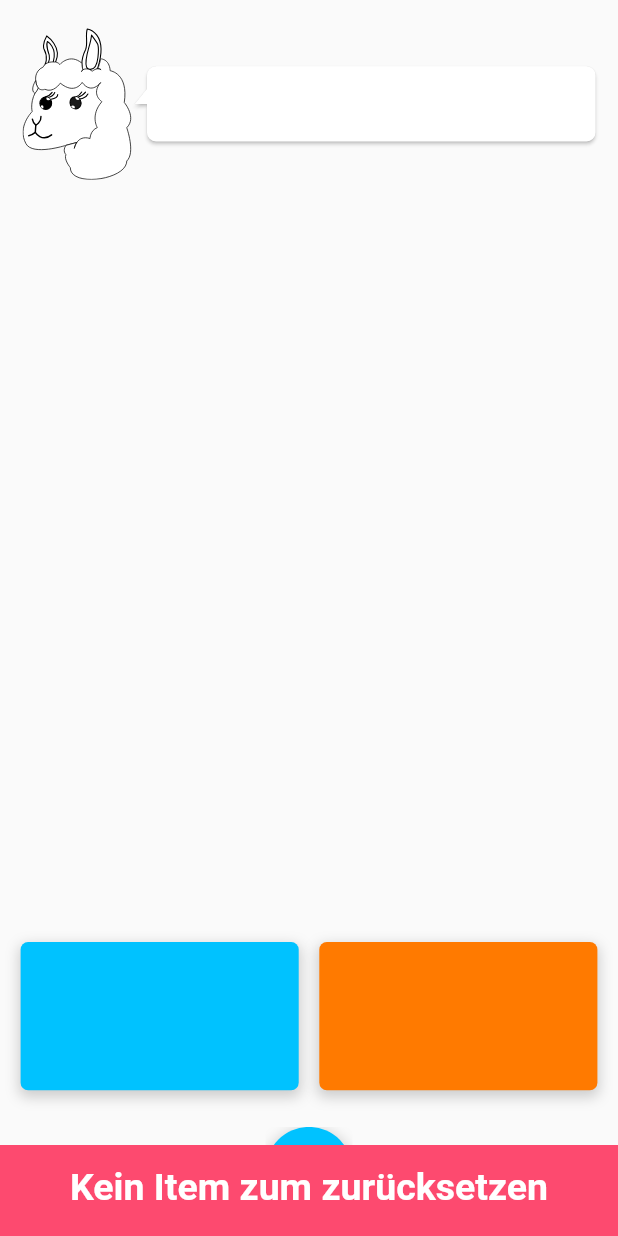
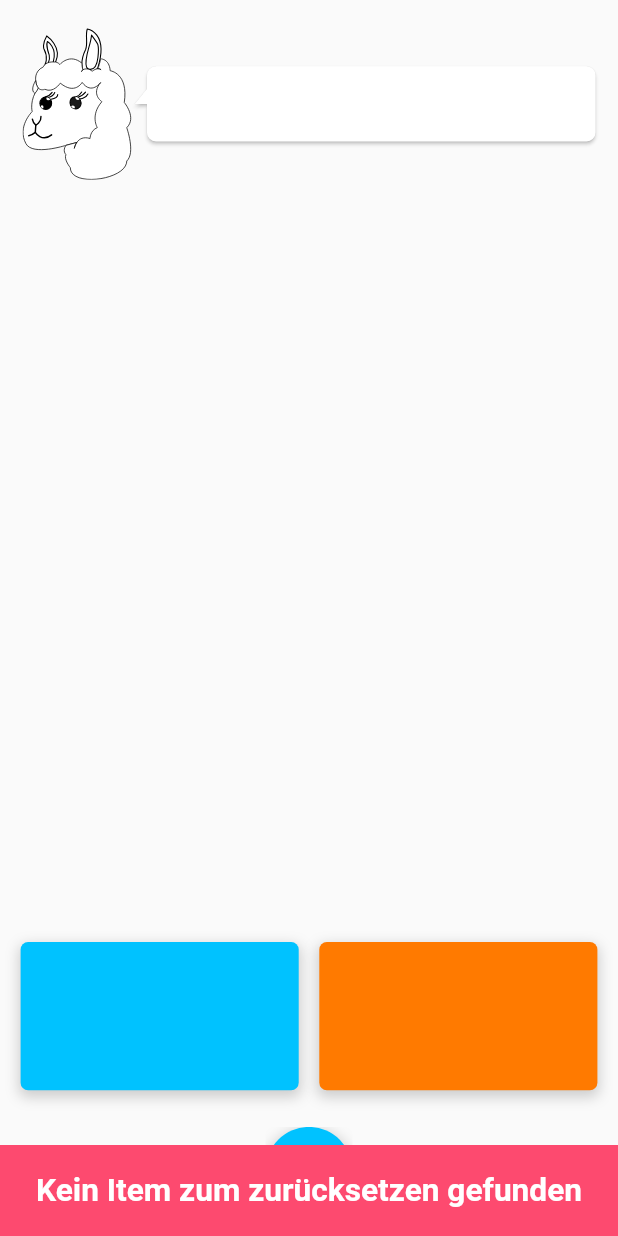
Before and after one commit to thm-mni-ii/lama, a Flutter app: the MatchCategoryTaskScreen widget shown alone on an empty page, opened directly with empty values, after a tap on the "refresh" icon, on a phone screen of 412 x 824 dp. Run offline on Flutter 3.47's test engine with Material 2 defaults, Android fonts, the phone set to English and light mode, and no system bars; drawn by our look-alikes of bubble; our stand-ins replace audioplayers, bloc, equatable, flutter_bloc, flutter_markdown, flutter_svg and 2 more; missing offline and left inert: flame; accounts and stored records are empty; Roboto replaces fonts that are missing (Ubuntu); statements that could not run were skipped; project files that could hold a hidden picture were left out.

Commit message:
Fixed the Snackbar Overflow Bug
wrapped the text child into a FittedBox so the text can change
dynamically to the screen size

```diff
--- a/lama_app/lib/app/screens/task_type_screens/match_Category_task_screen.dart
+++ b/lama_app/lib/app/screens/task_type_screens/match_Category_task_screen.dart
@@ -148,12 +148,13 @@ class MatchCategoryState extends State<MatchCategoryTaskScreen>{
                                 height: (constraints.maxHeight / 100) * 4,
                                 alignment: Alignment.bottomCenter,
                                 child: Center(
-
+                                  child: FittedBox(
+                                    fit: BoxFit.fitWidth,
                                   child: Text("Kein Item zum zurücksetzen gefunden",
                                     style: LamaTextTheme.getStyle(),
                                     textAlign: TextAlign.center,
                                   ),
-                                )),
+                                ))),
                             backgroundColor: LamaColors.mainPink,
                           ),
                         );
```
